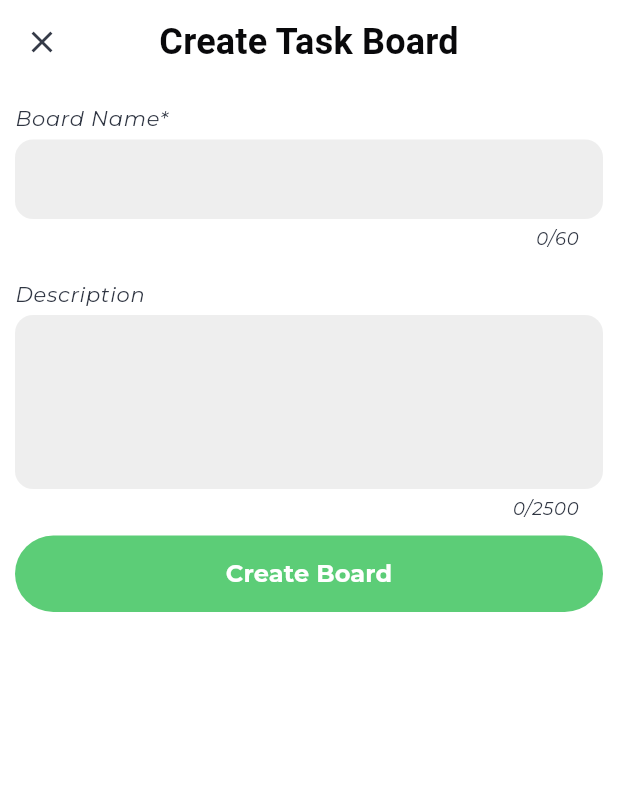
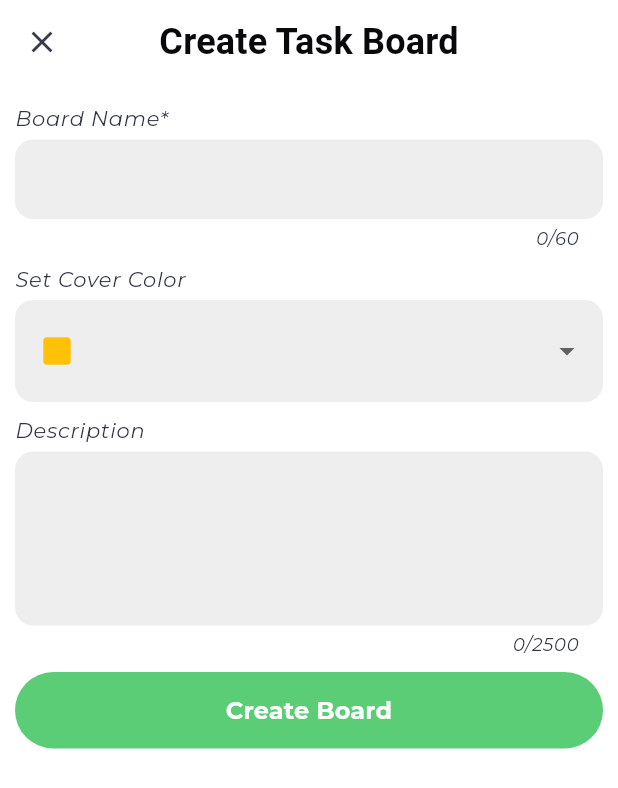
Before and after one commit to aarsh2982/GreenToad, a Flutter app: the CreateTaskBoardView screen opened by its route, on a phone screen of 412 x 824 dp. Shown: the top 788 px of the screen. Run offline on Flutter 3.47's test engine with Material 3 defaults, Android fonts, the phone set to English and light mode, and no system bars; our stand-ins replace carousel_slider, flutter_riverpod, font_awesome_flutter, go_router, lottie, percent_indicator and 3 more; accounts and stored records are empty; project files that could hold a hidden picture were left out.

Commit message:
Create TaskBoard View Updated..

```diff
--- a/lib/config/constants.dart
+++ b/lib/config/constants.dart
@@ -14,3 +14,19 @@ const Color grayColor = Color(0xFF27272A);
 // Font Families
 const String primaryFont = "Roboto";
 const String secondaryFont = "Montserrat";
+
+// Task Board Cover Colors
+const List<Color> coverColors = [
+  Color(0xFFF44336),
+  Color(0xFFC62828),
+  Color(0xFF2196F3),
+  Color(0xFF1565C0),
+  Color(0xFFFFC107),
+  Color(0xFFFF8F00),
+  Color(0xFF4CAF50),
+  Color(0xFF2E7D32),
+  Color(0xFF9C27B0),
+  Color(0xFF6A1B9A),
+  Color(0xFF9E9E9E),
+  Color(0xFF424242),
+];
--- a/lib/views/taskboards/widgets/new_taskboard_form.dart
+++ b/lib/views/taskboards/widgets/new_taskboard_form.dart
@@ -1,4 +1,5 @@
 // Create New TaskBoard Form widget for Create Task Board View
+import 'dart:math';
 import 'package:flutter/material.dart';
 import 'package:greentoad_app/config/constants.dart';
 import 'package:greentoad_app/views/shared_widgets/text_input.dart';
@@ -19,12 +20,14 @@ class _NewTaskBoardFormState extends State<NewTaskBoardForm> {
   late final String _currentTaskBoardId;
   final TextEditingController _boardNameController = TextEditingController();
   final TextEditingController _descriptionController = TextEditingController();
+  Color? _coverColor;
 
   @override
   void initState() {
     super.initState();
     setState(() {
       _currentTaskBoardId = const Uuid().v4();
+      _coverColor = coverColors[Random().nextInt(coverColors.length)];
     });
   }
 
@@ -52,6 +55,8 @@ class _NewTaskBoardFormState extends State<NewTaskBoardForm> {
                 : null,
           ),
 
+          _buildColorPicker(context),
+
           SharedTextInputWidget(
             controller: _descriptionController,
             labelText: "Description",
@@ -63,6 +68,48 @@ class _NewTaskBoardFormState extends State<NewTaskBoardForm> {
           _buildSubmitButton(context),
         ],
       ),
+    );
+  }
+
+  // color picker dropdown widget
+  Widget _buildColorPicker(BuildContext context) {
+    return Column(
+      crossAxisAlignment: CrossAxisAlignment.start,
+      children: [
+        Text(
+          "Set Cover Color",
+          style: Theme.of(context).textTheme.labelMedium,
+        ),
+        const SizedBox(height: 4.0),
+        DropdownButtonFormField(
+          value: _coverColor,
+          items: coverColors.map((Color color) {
+            return DropdownMenuItem(
+              value: color,
+              child: Icon(Icons.square_rounded, color: color),
+            );
+          }).toList(),
+          onChanged: (value) {
+            setState(() {
+              _coverColor = value!;
+            });
+          },
+          dropdownColor: Theme.of(context).primaryColor,
+          decoration: InputDecoration(
+            filled: true,
+            fillColor: Theme.of(context).primaryColor,
+            border: OutlineInputBorder(
+              borderRadius: BorderRadius.circular(12.0),
+              borderSide: BorderSide.none,
+            ),
+            focusedBorder: OutlineInputBorder(
+              borderRadius: BorderRadius.circular(12.0),
+              borderSide: const BorderSide(color: primaryColor),
+            ),
+            counterStyle: Theme.of(context).textTheme.labelSmall,
+          ),
+        ),
+      ],
     );
   }
 
```
